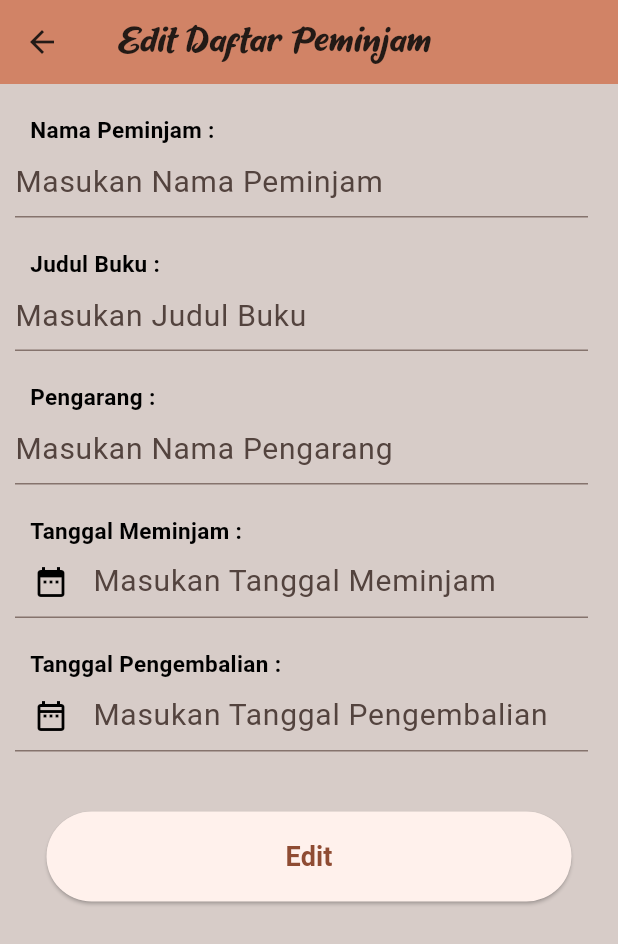
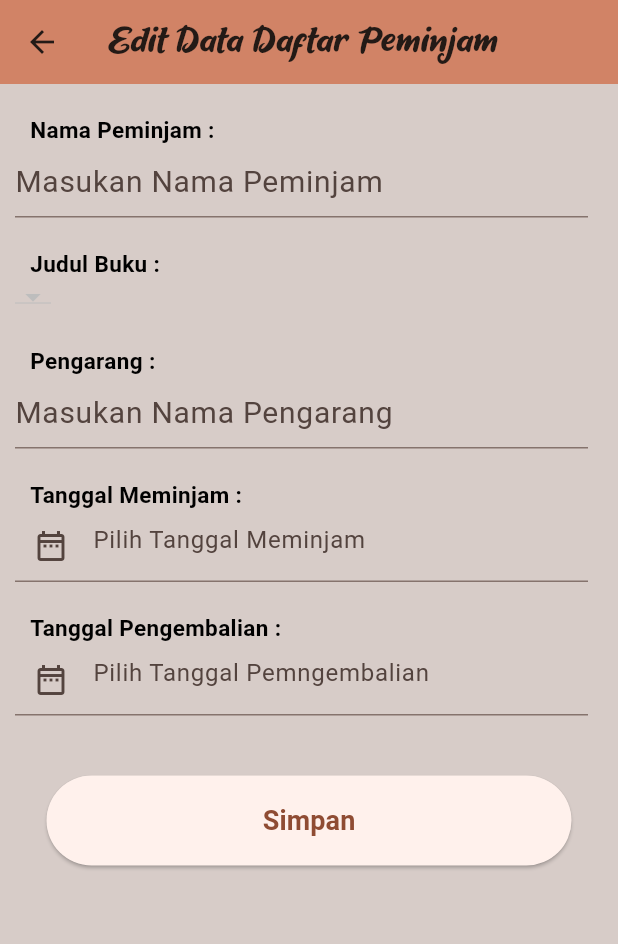
Before and after one commit to Reyfadh07/033_PAWNBOOK, a Flutter app: the EditPeminjam screen opened directly, on a phone screen of 412 x 824 dp. Shown: the top 944 px of the screen. Run offline on Flutter 3.47's test engine with Material 2 defaults, Android fonts, the phone set to English and light mode, and no system bars; our stand-ins replace cloud_firestore, firebase_auth, firebase_core; accounts and stored records are empty.

Commit message:
fix tanggal dan dropdown pada daftar peminjam

```diff
--- a/lib/view/edit_daftarpeminjam.dart
+++ b/lib/view/edit_daftarpeminjam.dart
@@ -1,21 +1,63 @@
+// ignore_for_file: public_member_api_docs, sort_constructors_first
+import 'package:cloud_firestore/cloud_firestore.dart';
 import 'package:flutter/material.dart';
+import 'package:intl/intl.dart';
+import 'package:pawn_book/controller/peminjam_controller.dart';
+import 'package:pawn_book/model/peminjam_model.dart';
+import 'package:pawn_book/view/Homepage.dart';
 
 class EditPeminjam extends StatefulWidget {
-  const EditPeminjam({super.key});
+  const EditPeminjam({
+    Key? key,
+    this.pid,
+    this.namapeminjam,
+    this.selectedBuku,
+    this.pengarang,
+    this.tglpinjam,
+    this.tglkembali,
+  }) : super(key: key);
+
+  final String? pid;
+  final String? namapeminjam;
+  final String? selectedBuku;
+  final String? pengarang;
+  final String? tglpinjam;
+  final String? tglkembali;
 
   @override
   State<EditPeminjam> createState() => _EditPeminjamState();
 }
 
 class _EditPeminjamState extends State<EditPeminjam> {
+  String? enamapeminjam;
+  String? eselectedBuku;
+  String? epengarang;
+  String? etglpinjam;
+  String? etglkembali;
+
+  var peminjamcontroller = PeminjamController();
+
+  final TextEditingController newdatememinjam = TextEditingController();
+  final TextEditingController newdatepengembalian = TextEditingController();
+
   final _formKey = GlobalKey<FormState>();
+
+  @override
+  void initState() {
+    // TODO: implement initState
+    eselectedBuku = widget.selectedBuku;
+    newdatememinjam.text = widget.tglpinjam ?? '';
+    newdatepengembalian.text = widget.tglkembali ?? '';
+    super.initState();
+  }
+
   @override
   Widget build(BuildContext context) {
     return Scaffold(
       appBar: AppBar(
         backgroundColor: Color.fromARGB(255, 209, 131, 102),
         title: Text(
-          ' Edit Daftar Peminjam',
+          'Edit Data Daftar Peminjam',
           style: TextStyle(fontFamily: "ShortBaby"),
         ),
       ),
@@ -50,8 +92,9 @@ class _EditPeminjamState extends State<EditPeminjam> {
                       hintStyle: TextStyle(fontSize: 20),
                     ),
                     onSaved: (value) {
-                      //name = value;
+                      enamapeminjam = value;
                     },
+                    initialValue: widget.namapeminjam,
                   ),
                 ),
                 Container(
@@ -68,16 +111,48 @@ class _EditPeminjamState extends State<EditPeminjam> {
                   ),
                 ),
                 Container(
+                  alignment: Alignment.centerLeft,
                   padding: const EdgeInsets.only(left: 10),
                   margin: const EdgeInsets.only(right: 20),
-                  child: TextFormField(
-                    decoration: const InputDecoration(
-                      border: UnderlineInputBorder(),
-                      hintText: 'Masukan Judul Buku',
-                      hintStyle: TextStyle(fontSize: 20),
-                    ),
-                    onSaved: (value) {
-                      //repassword = value;
+                  child: StreamBuilder<QuerySnapshot>(
+                    stream: FirebaseFirestore.instance
+                        .collection('buku')
+                        .snapshots(),
+                    builder: (context, snapshot) {
+                      if (!snapshot.hasData) {
+                        return const Center(
+                          child: CircularProgressIndicator(),
+                        );
+                      } else {
+                        List<DropdownMenuItem> judulbuku = [];
+                        for (int i = 0; i < snapshot.data!.docs.length; i++) {
+                          DocumentSnapshot snap = snapshot.data!.docs[i];
+                          Map<String, dynamic> data =
+                              snap.data() as Map<String, dynamic>;
+                          String? judul = data['judulbuku'] as String?;
+                          judulbuku.add(
+                            DropdownMenuItem(
+                              child: Text(judul!),
+                              value: judul,
+                            ),
+                          );
+                        }
+                        return Row(
+                          mainAxisAlignment: MainAxisAlignment.start,
+                          children: <Widget>[
+                            //Icon(Icons.arrow_drop_down),
+                            DropdownButton(
+                              items: judulbuku,
+                              onChanged: (value) {
+                                setState(() {
+                                  eselectedBuku = value;
+                                });
+                              },
+                              value: eselectedBuku,
+                            )
+                          ],
+                        );
+                      }
                     },
                   ),
                 ),
@@ -104,8 +179,9 @@ class _EditPeminjamState extends State<EditPeminjam> {
                       hintStyle: TextStyle(fontSize: 20),
                     ),
                     onSaved: (value) {
-                      //repassword = value;
+                      epengarang = value;
                     },
+                    initialValue: widget.pengarang,
                   ),
                 ),
                 Container(
@@ -125,17 +201,27 @@ class _EditPeminjamState extends State<EditPeminjam> {
                   padding: const EdgeInsets.only(left: 10),
                   margin: const EdgeInsets.only(right: 20),
                   child: TextFormField(
+                    controller: newdatememinjam,
                     decoration: const InputDecoration(
-                      border: UnderlineInputBorder(),
-                      hintText: 'Masukan Tanggal Meminjam',
-                      hintStyle: TextStyle(fontSize: 20),
-                      prefixIcon: Icon(
-                        Icons.date_range,
-                        color: Colors.black,
-                      ),
-                    ),
-                    onSaved: (value) {
-                      //email = value;
+                        hintText: "Pilih Tanggal Meminjam",
+                        prefixIcon: Icon(Icons.date_range_outlined),
+                        border: UnderlineInputBorder()),
+                    readOnly: true,
+                    onTap: () async {
+                      DateTime? picked = await showDatePicker(
+                        context: context,
+                        initialDate: DateTime.now(),
+                        firstDate: DateTime.now(),
+                        lastDate: DateTime(2100),
+                      );
+
+                      if (picked != null) {
+                        etglpinjam = DateFormat('dd-MM-yyyy').format(picked);
+
+                        setState(() {
+                          newdatememinjam.text = etglpinjam.toString();
+                        });
+                      }
                     },
                   ),
                 ),
@@ -156,31 +242,65 @@ class _EditPeminjamState extends State<EditPeminjam> {
                   padding: const EdgeInsets.only(left: 10),
                   margin: const EdgeInsets.only(right: 20),
                   child: TextFormField(
+                    controller: newdatepengembalian,
                     decoration: const InputDecoration(
-                      border: UnderlineInputBorder(),
-                      hintText: 'Masukan Tanggal Pengembalian',
-                      hintStyle: TextStyle(fontSize: 20),
-                      prefixIcon: Icon(
-                        Icons.date_range_outlined,
-                        color: Colors.black,
-                      ),
-                    ),
-                    onSaved: (value) {
-                      //password = value;
+                        hintText: "Pilih Tanggal Pemngembalian",
+                        prefixIcon: Icon(Icons.date_range_outlined),
+                        border: UnderlineInputBorder()),
+                    readOnly: true,
+                    onTap: () async {
+                      DateTime? picked = await showDatePicker(
+                        context: context,
+                        initialDate: DateTime.now(),
+                        firstDate: DateTime.now(),
+                        lastDate: DateTime(2100),
+                      );
+
+                      if (picked != null) {
+                        etglkembali = DateFormat('dd-MM-yyyy').format(picked);
+
+                        setState(() {
+                          newdatepengembalian.text = etglkembali.toString();
+                        });
+                      }
                     },
                   ),
                 ),
                 Container(
                   padding: const EdgeInsets.only(top: 40),
                   child: ElevatedButton(
-                    onPressed: () {},
+                    onPressed: () {
+                      if (_formKey.currentState!.validate()) {
+                        _formKey.currentState!.save();
+                        PeminjamModel pjm = PeminjamModel(
+                          pid: widget.pid,
+                          namapeminjam: enamapeminjam!,
+                          selectedBuku: eselectedBuku!,
+                          pengarang: epengarang!,
+                          tglpinjam: newdatememinjam.text,
+                          tglkembali: newdatepengembalian.text,
+                        );
+
+                        peminjamcontroller.updatePeminjam(pjm);
+                        ScaffoldMessenger.of(context).showSnackBar(
+                            const SnackBar(
+                                content: Text('Data Peminjam Ditambahkan')));
+
+                        Navigator.push(
+                          context,
+                          MaterialPageRoute(
+                            builder: (context) => const HomePage(),
+                          ),
+                        );
+                      }
+                    },
                     style: ElevatedButton.styleFrom(
                         shape: RoundedRectangleBorder(
                           borderRadius: BorderRadius.circular(80),
                         ),
                         minimumSize: const Size(350, 60)),
                     child: const Text(
-                      "Edit",
+                      "Simpan",
                       style:
                           TextStyle(fontWeight: FontWeight.bold, fontSize: 18),
                     ),
```
Also changed, not shown: lib/view/add_daftarpeminjam.dart (+19 -12 lines), lib/view/homepage.dart (+19 -18 lines).
